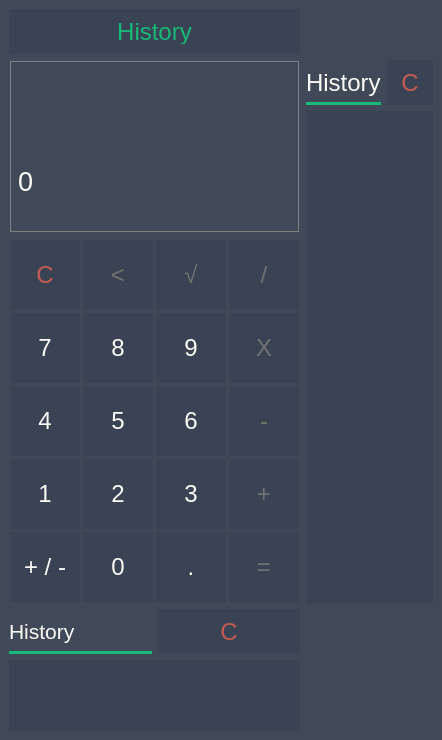
Before: the Qt Designer form canonicalc.ui in DLowHP/Canonicalc, drawn with Qt 5.
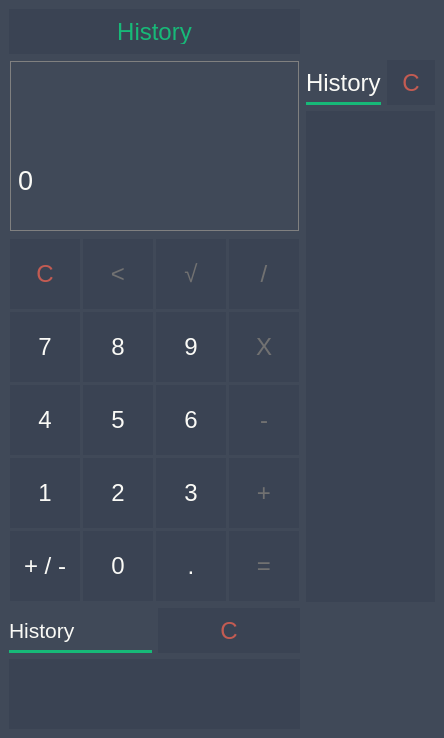
After: the same form once the commit is applied.

Commit message:
Fixed keyboardEvent, made custom slots
Deleted generated slots, made own custom slots functions, and rewritten keyboardEvent to use custom slots. Minor ui fixes.

```diff
--- a/canonicalc.ui
+++ b/canonicalc.ui
@@ -6,8 +6,8 @@
    <rect>
     <x>0</x>
     <y>0</y>
-    <width>442</width>
-    <height>740</height>
+    <width>444</width>
+    <height>738</height>
    </rect>
   </property>
   <property name="windowTitle">
@@ -125,6 +125,12 @@
     </item>
     <item row="4" column="0" colspan="2">
      <widget class="QWidget" name="buttons" native="true">
+      <property name="sizePolicy">
+       <sizepolicy hsizetype="Expanding" vsizetype="Expanding">
+        <horstretch>0</horstretch>
+        <verstretch>0</verstretch>
+       </sizepolicy>
+      </property>
       <layout class="QGridLayout" name="btnGrid">
        <property name="leftMargin">
         <number>1</number>
@@ -143,6 +149,12 @@
        </property>
        <item row="6" column="0">
         <widget class="QPushButton" name="btnChangeSign">
+         <property name="sizePolicy">
+          <sizepolicy hsizetype="Expanding" vsizetype="Expanding">
+           <horstretch>0</horstretch>
+           <verstretch>0</verstretch>
+          </sizepolicy>
+         </property>
          <property name="minimumSize">
           <size>
            <width>70</width>
@@ -174,6 +186,12 @@
        </item>
        <item row="6" column="2">
         <widget class="QPushButton" name="btnDecimal">
+         <property name="sizePolicy">
+          <sizepolicy hsizetype="Expanding" vsizetype="Expanding">
+           <horstretch>0</horstretch>
+           <verstretch>0</verstretch>
+          </sizepolicy>
+         </property>
          <property name="minimumSize">
           <size>
            <width>70</width>
@@ -205,6 +223,12 @@
        </item>
        <item row="4" column="0">
         <widget class="QPushButton" name="btn1">
+         <property name="sizePolicy">
+          <sizepolicy hsizetype="Expanding" vsizetype="Expanding">
+           <horstretch>0</horstretch>
+           <verstretch>0</verstretch>
+          </sizepolicy>
+         </property>
          <property name="minimumSize">
           <size>
            <width>70</width>
@@ -236,6 +260,12 @@
        </item>
        <item row="3" column="1">
         <widget class="QPushButton" name="btn5">
+         <property name="sizePolicy">
+          <sizepolicy hsizetype="Expanding" vsizetype="Expanding">
+           <horstretch>0</horstretch>
+           <verstretch>0</verstretch>
+          </sizepolicy>
+         </property>
          <property name="minimumSize">
           <size>
            <width>70</width>
@@ -267,6 +297,12 @@
        </item>
        <item row="1" column="3">
         <widget class="QPushButton" name="btnDivide">
+         <property name="sizePolicy">
+          <sizepolicy hsizetype="Expanding" vsizetype="Expanding">
+           <horstretch>0</horstretch>
+           <verstretch>0</verstretch>
+          </sizepolicy>
+         </property>
          <property name="minimumSize">
           <size>
            <width>70</width>
@@ -301,6 +337,12 @@
        </item>
        <item row="3" column="0">
         <widget class="QPushButton" name="btn4">
+         <property name="sizePolicy">
+          <sizepolicy hsizetype="Expanding" vsizetype="Expanding">
+           <horstretch>0</horstretch>
+           <verstretch>0</verstretch>
+          </sizepolicy>
+         </property>
          <property name="minimumSize">
           <size>
            <width>70</width>
@@ -332,6 +374,12 @@
        </item>
        <item row="2" column="2">
         <widget class="QPushButton" name="btn9">
+         <property name="sizePolicy">
+          <sizepolicy hsizetype="Expanding" vsizetype="Expanding">
+           <horstretch>0</horstretch>
+           <verstretch>0</verstretch>
+          </sizepolicy>
+         </property>
          <property name="minimumSize">
           <size>
            <width>70</width>
@@ -363,6 +411,12 @@
        </item>
        <item row="3" column="2">
         <widget class="QPushButton" name="btn6">
+         <property name="sizePolicy">
+          <sizepolicy hsizetype="Expanding" vsizetype="Expanding">
+           <horstretch>0</horstretch>
+           <verstretch>0</verstretch>
+          </sizepolicy>
+         </property>
          <property name="minimumSize">
           <size>
            <width>70</width>
@@ -394,6 +448,12 @@
        </item>
        <item row="4" column="2">
         <widget class="QPushButton" name="btn3">
+         <property name="sizePolicy">
+          <sizepolicy hsizetype="Expanding" vsizetype="Expanding">
+           <horstretch>0</horstretch>
+           <verstretch>0</verstretch>
+          </sizepolicy>
+         </property>
          <property name="minimumSize">
           <size>
            <width>70</width>
@@ -425,6 +485,12 @@
        </item>
        <item row="1" column="1">
         <widget class="QPushButton" name="btnBackspace">
+         <property name="sizePolicy">
+          <sizepolicy hsizetype="Expanding" vsizetype="Expanding">
+           <horstretch>0</horstretch>
+           <verstretch>0</verstretch>
+          </sizepolicy>
+         </property>
          <property name="minimumSize">
           <size>
            <width>70</width>
@@ -456,6 +522,12 @@
        </item>
        <item row="6" column="3">
         <widget class="QPushButton" name="btnEquals">
+         <property name="sizePolicy">
+          <sizepolicy hsizetype="Expanding" vsizetype="Expanding">
+           <horstretch>0</horstretch>
+           <verstretch>0</verstretch>
+          </sizepolicy>
+         </property>
          <property name="minimumSize">
           <size>
            <width>70</width>
@@ -487,6 +559,12 @@
        </item>
        <item row="2" column="0">
         <widget class="QPushButton" name="btn7">
+         <property name="sizePolicy">
+          <sizepolicy hsizetype="Expanding" vsizetype="Expanding">
+           <horstretch>0</horstretch>
+           <verstretch>0</verstretch>
+          </sizepolicy>
+         </property>
          <property name="minimumSize">
           <size>
            <width>70</width>
@@ -518,6 +596,12 @@
        </item>
        <item row="3" column="3">
         <widget class="QPushButton" name="btnSubtract">
+         <property name="sizePolicy">
+          <sizepolicy hsizetype="Expanding" vsizetype="Expanding">
+           <horstretch>0</horstretch>
+           <verstretch>0</verstretch>
+          </sizepolicy>
+         </property>
          <property name="minimumSize">
           <size>
            <width>70</width>
@@ -552,6 +636,12 @@
        </item>
        <item row="2" column="1">
         <widget class="QPushButton" name="btn8">
+         <property name="sizePolicy">
+          <sizepolicy hsizetype="Expanding" vsizetype="Expanding">
+           <horstretch>0</horstretch>
+           <verstretch>0</verstretch>
+          </sizepolicy>
+         </property>
          <property name="minimumSize">
           <size>
            <width>70</width>
@@ -583,6 +673,12 @@
        </item>
        <item row="1" column="0">
         <widget class="QPushButton" name="btnClear">
+         <property name="sizePolicy">
+          <sizepolicy hsizetype="Expanding" vsizetype="Expanding">
+           <horstretch>0</horstretch>
+           <verstretch>0</verstretch>
+          </sizepolicy>
+         </property>
          <property name="minimumSize">
           <size>
            <width>70</width>
@@ -613,6 +709,12 @@
        </item>
        <item row="1" column="2">
         <widget class="QPushButton" name="btnSqrt">
+         <property name="sizePolicy">
+          <sizepolicy hsizetype="Expanding" vsizetype="Expanding">
+           <horstretch>0</horstretch>
+           <verstretch>0</verstretch>
+          </sizepolicy>
+         </property>
          <property name="minimumSize">
           <size>
            <width>70</width>
@@ -644,6 +746,12 @@
        </item>
        <item row="2" column="3">
         <widget class="QPushButton" name="btnMultiply">
+         <property name="sizePolicy">
+          <sizepolicy hsizetype="Expanding" vsizetype="Expanding">
+           <horstretch>0</horstretch>
+           <verstretch>0</verstretch>
+          </sizepolicy>
+         </property>
          <property name="minimumSize">
           <size>
            <width>70</width>
@@ -678,6 +786,12 @@
        </item>
        <item row="4" column="1">
         <widget class="QPushButton" name="btn2">
+         <property name="sizePolicy">
+          <sizepolicy hsizetype="Expanding" vsizetype="Expanding">
+           <horstretch>0</horstretch>
+           <verstretch>0</verstretch>
+          </sizepolicy>
+         </property>
          <property name="minimumSize">
           <size>
            <width>70</width>
@@ -709,6 +823,12 @@
        </item>
        <item row="6" column="1">
         <widget class="QPushButton" name="btn0">
+         <property name="sizePolicy">
+          <sizepolicy hsizetype="Expanding" vsizetype="Expanding">
+           <horstretch>0</horstretch>
+           <verstretch>0</verstretch>
+          </sizepolicy>
+         </property>
          <property name="minimumSize">
           <size>
            <width>70</width>
@@ -740,6 +860,12 @@
        </item>
        <item row="4" column="3">
         <widget class="QPushButton" name="btnAdd">
+         <property name="sizePolicy">
+          <sizepolicy hsizetype="Expanding" vsizetype="Expanding">
+           <horstretch>0</horstretch>
+           <verstretch>0</verstretch>
+          </sizepolicy>
+         </property>
          <property name="minimumSize">
           <size>
            <width>70</width>
```
Left out of the diff: 2 changed lines with no effect on the pictures. The commit also changes 2 other files.
